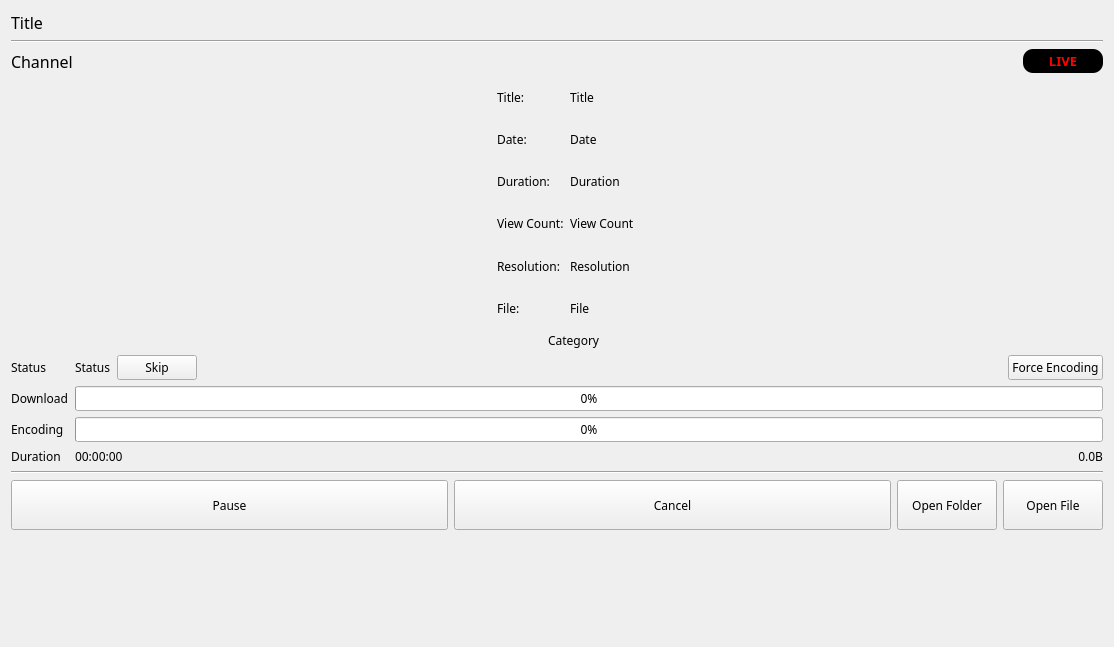
devhotteok/TwitchLink, file resources/ui/download.ui: the form before one commit.
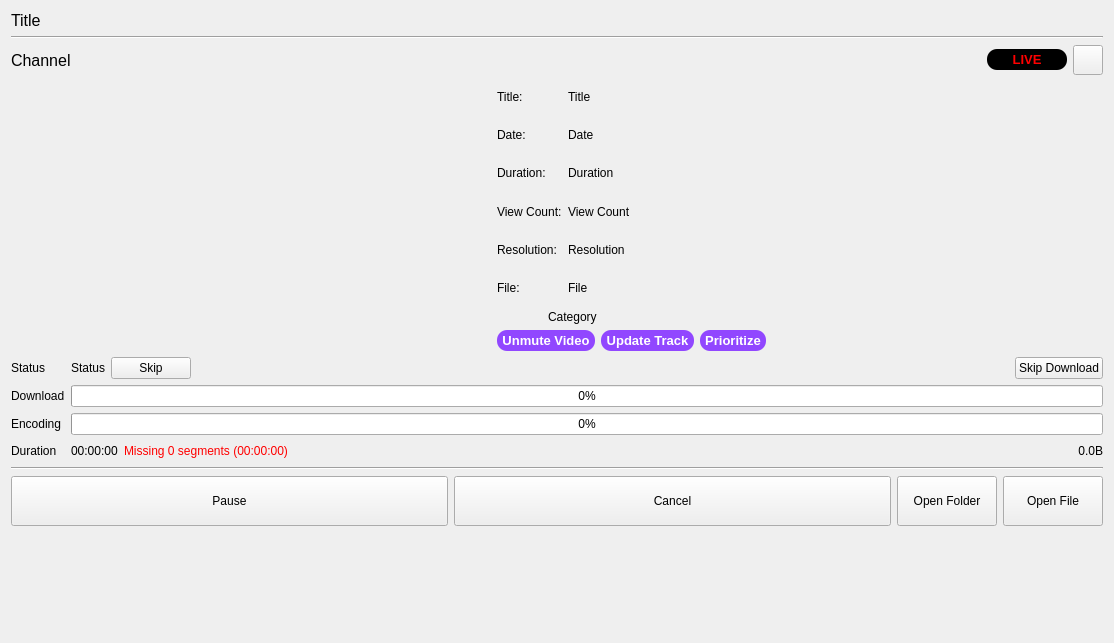
The form after the commit. Icons and pictures are not drawn.

The edit to the form file:
```diff
--- a/resources/ui/download.ui
+++ b/resources/ui/download.ui
@@ -7,7 +7,7 @@
     <x>0</x>
     <y>0</y>
     <width>1110</width>
-    <height>624</height>
+    <height>633</height>
    </rect>
   </property>
   <property name="sizePolicy">
@@ -16,14 +16,6 @@
     <verstretch>0</verstretch>
    </sizepolicy>
   </property>
-  <property name="font">
-   <font>
-    <family>Arial Rounded MT Bold</family>
-   </font>
-  </property>
-  <property name="windowTitle">
-   <string>Download</string>
-  </property>
   <property name="locale">
    <locale language="English" country="UnitedStates"/>
   </property>
@@ -38,7 +30,6 @@
      </property>
      <property name="font">
       <font>
-       <family>Arial Rounded MT Bold</family>
        <pointsize>12</pointsize>
       </font>
      </property>
@@ -79,7 +70,6 @@
        <widget class="QLabel" name="user_name">
         <property name="font">
          <font>
-          <family>Arial Rounded MT Bold</family>
           <pointsize>12</pointsize>
          </font>
         </property>
@@ -124,7 +114,6 @@
           <widget class="QLabel" name="liveLabel">
            <property name="font">
             <font>
-             <family>Arial Rounded MT Bold</family>
              <pointsize>10</pointsize>
              <weight>75</weight>
              <bold>true</bold>
@@ -141,6 +130,29 @@
         </layout>
        </widget>
       </item>
+      <item>
+       <widget class="QToolButton" name="openLogsButton">
+        <property name="sizePolicy">
+         <sizepolicy hsizetype="Fixed" vsizetype="Fixed">
+          <horstretch>0</horstretch>
+          <verstretch>0</verstretch>
+         </sizepolicy>
+        </property>
+        <property name="minimumSize">
+         <size>
+          <width>30</width>
+          <height>30</height>
+         </size>
+        </property>
+        <property name="toolTip">
+         <string>Logs</string>
+        </property>
+        <property name="icon">
+         <iconset>
+          <normaloff>../icons/text_file.svg</normaloff>../icons/text_file.svg</iconset>
+        </property>
+       </widget>
+      </item>
      </layout>
     </widget>
    </item>
@@ -231,12 +243,6 @@
           <height>0</height>
          </size>
         </property>
-        <property name="maximumSize">
-         <size>
-          <width>16777215</width>
-          <height>400</height>
-         </size>
-        </property>
         <layout class="QVBoxLayout" name="infoAreaLayout">
          <property name="leftMargin">
           <number>0</number>
@@ -481,11 +487,6 @@
             </item>
             <item>
              <widget class="QLabel" name="category">
-              <property name="font">
-               <font>
-                <family>Arial Rounded MT Bold</family>
-               </font>
-              </property>
               <property name="text">
                <string>Category</string>
               </property>
@@ -494,6 +495,186 @@
            </layout>
           </widget>
          </item>
+         <item>
+          <widget class="QWidget" name="tagArea" native="true">
+           <property name="sizePolicy">
+            <sizepolicy hsizetype="Fixed" vsizetype="Preferred">
+             <horstretch>0</horstretch>
+             <verstretch>0</verstretch>
+            </sizepolicy>
+           </property>
+           <layout class="QHBoxLayout" name="tagAreaLayout">
+            <property name="leftMargin">
+             <number>0</number>
+            </property>
+            <property name="topMargin">
+             <number>0</number>
+            </property>
+            <property name="rightMargin">
+             <number>0</number>
+            </property>
+            <property name="bottomMargin">
+             <number>0</number>
+            </property>
+            <item>
+             <widget class="QWidget" name="unmuteVideoTag" native="true">
+              <property name="sizePolicy">
+               <sizepolicy hsizetype="Preferred" vsizetype="Fixed">
+                <horstretch>0</horstretch>
+                <verstretch>0</verstretch>
+               </sizepolicy>
+              </property>
+              <property name="minimumSize">
+               <size>
+                <width>0</width>
+                <height>20</height>
+               </size>
+              </property>
+              <property name="styleSheet">
+               <string notr="true">color: rgb(255, 255, 255);
+background-color: rgb(145, 71, 255);
+border-radius: 10px;</string>
+              </property>
+              <layout class="QVBoxLayout" name="unmuteVideoTagLayout">
+               <property name="leftMargin">
+                <number>5</number>
+               </property>
+               <property name="topMargin">
+                <number>3</number>
+               </property>
+               <property name="rightMargin">
+                <number>5</number>
+               </property>
+               <property name="bottomMargin">
+                <number>3</number>
+               </property>
+               <item>
+                <widget class="QLabel" name="unmuteVideoTagLabel">
+                 <property name="font">
+                  <font>
+                   <pointsize>10</pointsize>
+                   <weight>75</weight>
+                   <bold>true</bold>
+                  </font>
+                 </property>
+                 <property name="text">
+                  <string>Unmute Video</string>
+                 </property>
+                 <property name="alignment">
+                  <set>Qt::AlignCenter</set>
+                 </property>
+                </widget>
+               </item>
+              </layout>
+             </widget>
+            </item>
+            <item>
+             <widget class="QWidget" name="updateTrackTag" native="true">
+              <property name="sizePolicy">
+               <sizepolicy hsizetype="Preferred" vsizetype="Fixed">
+                <horstretch>0</horstretch>
+                <verstretch>0</verstretch>
+               </sizepolicy>
+              </property>
+              <property name="minimumSize">
+               <size>
+                <width>0</width>
+                <height>20</height>
+               </size>
+              </property>
+              <property name="styleSheet">
+               <string notr="true">color: rgb(255, 255, 255);
+background-color: rgb(145, 71, 255);
+border-radius: 10px;</string>
+              </property>
+              <layout class="QVBoxLayout" name="updateTrackTagLayout">
+               <property name="leftMargin">
+                <number>5</number>
+               </property>
+               <property name="topMargin">
+                <number>3</number>
+               </property>
+               <property name="rightMargin">
+                <number>5</number>
+               </property>
+               <property name="bottomMargin">
+                <number>3</number>
+               </property>
+               <item>
+                <widget class="QLabel" name="updateTrackTagLabel">
+                 <property name="font">
+                  <font>
+                   <pointsize>10</pointsize>
+                   <weight>75</weight>
+                   <bold>true</bold>
+                  </font>
+                 </property>
+                 <property name="text">
+                  <string>Update Track</string>
+                 </property>
+                 <property name="alignment">
+                  <set>Qt::AlignCenter</set>
+                 </property>
+                </widget>
+               </item>
+              </layout>
+             </widget>
+            </item>
+            <item>
+             <widget class="QWidget" name="prioritizeTag" native="true">
+              <property name="sizePolicy">
+               <sizepolicy hsizetype="Preferred" vsizetype="Fixed">
+                <horstretch>0</horstretch>
+                <verstretch>0</verstretch>
+               </sizepolicy>
+              </property>
+              <property name="minimumSize">
+               <size>
+                <width>0</width>
+                <height>20</height>
+               </size>
+              </property>
+              <property name="styleSheet">
+               <string notr="true">color: rgb(255, 255, 255);
+background-color: rgb(145, 71, 255);
+border-radius: 10px;</string>
+              </property>
+              <layout class="QVBoxLayout" name="prioritizeTagLayout">
+               <property name="leftMargin">
+                <number>5</number>
+               </property>
+               <property name="topMargin">
+                <number>3</number>
+               </property>
+               <property name="rightMargin">
+                <number>5</number>
+               </property>
+               <property name="bottomMargin">
+                <number>3</number>
+               </property>
+               <item>
+                <widget class="QLabel" name="prioritizeTagLabel">
+                 <property name="font">
+                  <font>
+                   <pointsize>10</pointsize>
+                   <weight>75</weight>
+                   <bold>true</bold>
+                  </font>
+                 </property>
+                 <property name="text">
+                  <string>Prioritize</string>
+                 </property>
+                 <property name="alignment">
+                  <set>Qt::AlignCenter</set>
+                 </property>
+                </widget>
+               </item>
+              </layout>
+             </widget>
+            </item>
+           </layout>
+          </widget>
+         </item>
         </layout>
        </widget>
       </item>
@@ -615,6 +796,29 @@
            </property>
           </widget>
          </item>
+         <item>
+          <widget class="QLabel" name="dataLoss">
+           <property name="styleSheet">
+            <string notr="true">color: rgb(255, 0, 0);</string>
+           </property>
+           <property name="text">
+            <string>Missing 0 segments (00:00:00)</string>
+           </property>
+          </widget>
+         </item>
+         <item>
+          <spacer name="horizontalSpacer_1">
+           <property name="orientation">
+            <enum>Qt::Horizontal</enum>
+           </property>
+           <property name="sizeHint" stdset="0">
+            <size>
+             <width>40</width>
+             <height>20</height>
+            </size>
+           </property>
+          </spacer>
+         </item>
          <item>
           <widget class="QLabel" name="currentSize">
            <property name="text">
@@ -645,35 +849,28 @@
          </property>
          <item>
           <widget class="QLabel" name="status">
+           <property name="sizePolicy">
+            <sizepolicy hsizetype="Maximum" vsizetype="Preferred">
+             <horstretch>0</horstretch>
+             <verstretch>0</verstretch>
+            </sizepolicy>
+           </property>
            <property name="text">
             <string>Status</string>
            </property>
           </widget>
          </item>
-         <item>
+         <item alignment="Qt::AlignLeft">
           <widget class="QPushButton" name="skipWaitingButton">
            <property name="text">
             <string>Skip</string>
            </property>
           </widget>
          </item>
-         <item>
-          <spacer name="horizontalSpacer_1">
-           <property name="orientation">
-            <enum>Qt::Horizontal</enum>
-           </property>
-           <property name="sizeHint" stdset="0">
-            <size>
-             <width>40</width>
-             <height>20</height>
-            </size>
-           </property>
-          </spacer>
-         </item>
-         <item>
-          <widget class="QPushButton" name="forceEncodingButton">
+         <item alignment="Qt::AlignRight">
+          <widget class="QPushButton" name="skipDownloadButton">
            <property name="text">
-            <string>Force Encoding</string>
+            <string>Skip Download</string>
            </property>
           </widget>
          </item>
@@ -698,6 +895,12 @@
        <verstretch>0</verstretch>
       </sizepolicy>
      </property>
+     <property name="minimumSize">
+      <size>
+       <width>0</width>
+       <height>50</height>
+      </size>
+     </property>
      <layout class="QHBoxLayout" name="buttonAreaLayout">
       <property name="leftMargin">
        <number>0</number>
@@ -714,17 +917,11 @@
       <item>
        <widget class="QPushButton" name="pauseButton">
         <property name="sizePolicy">
-         <sizepolicy hsizetype="Expanding" vsizetype="Fixed">
+         <sizepolicy hsizetype="Expanding" vsizetype="Preferred">
           <horstretch>0</horstretch>
           <verstretch>0</verstretch>
          </sizepolicy>
         </property>
-        <property name="minimumSize">
-         <size>
-          <width>0</width>
-          <height>50</height>
-         </size>
-        </property>
         <property name="text">
          <string>Pause</string>
         </property>
@@ -733,17 +930,11 @@
       <item>
        <widget class="QPushButton" name="cancelButton">
         <property name="sizePolicy">
-         <sizepolicy hsizetype="Expanding" vsizetype="Fixed">
+         <sizepolicy hsizetype="Expanding" vsizetype="Preferred">
           <horstretch>0</horstretch>
           <verstretch>0</verstretch>
          </sizepolicy>
         </property>
-        <property name="minimumSize">
-         <size>
-          <width>0</width>
-          <height>50</height>
-         </size>
-        </property>
         <property name="text">
          <string>Cancel</string>
         </property>
@@ -751,10 +942,16 @@
       </item>
       <item>
        <widget class="QPushButton" name="openFolderButton">
+        <property name="sizePolicy">
+         <sizepolicy hsizetype="Minimum" vsizetype="Preferred">
+          <horstretch>0</horstretch>
+          <verstretch>0</verstretch>
+         </sizepolicy>
+        </property>
         <property name="minimumSize">
          <size>
           <width>100</width>
-          <height>50</height>
+          <height>0</height>
          </size>
         </property>
         <property name="text">
@@ -764,10 +961,16 @@
       </item>
       <item>
        <widget class="QPushButton" name="openFileButton">
+        <property name="sizePolicy">
+         <sizepolicy hsizetype="Minimum" vsizetype="Preferred">
+          <horstretch>0</horstretch>
+          <verstretch>0</verstretch>
+         </sizepolicy>
+        </property>
         <property name="minimumSize">
          <size>
           <width>100</width>
-          <height>50</height>
+          <height>0</height>
          </size>
         </property>
         <property name="text">
```
Left out of the diff: 130 changed lines with no effect on the pictures.
